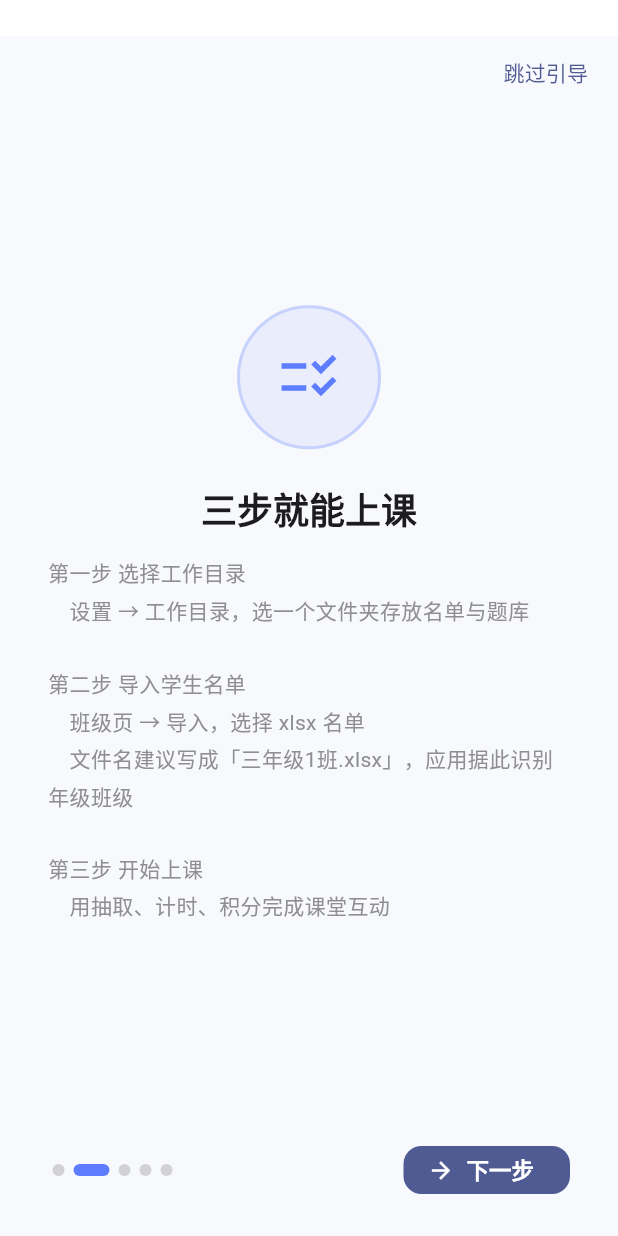
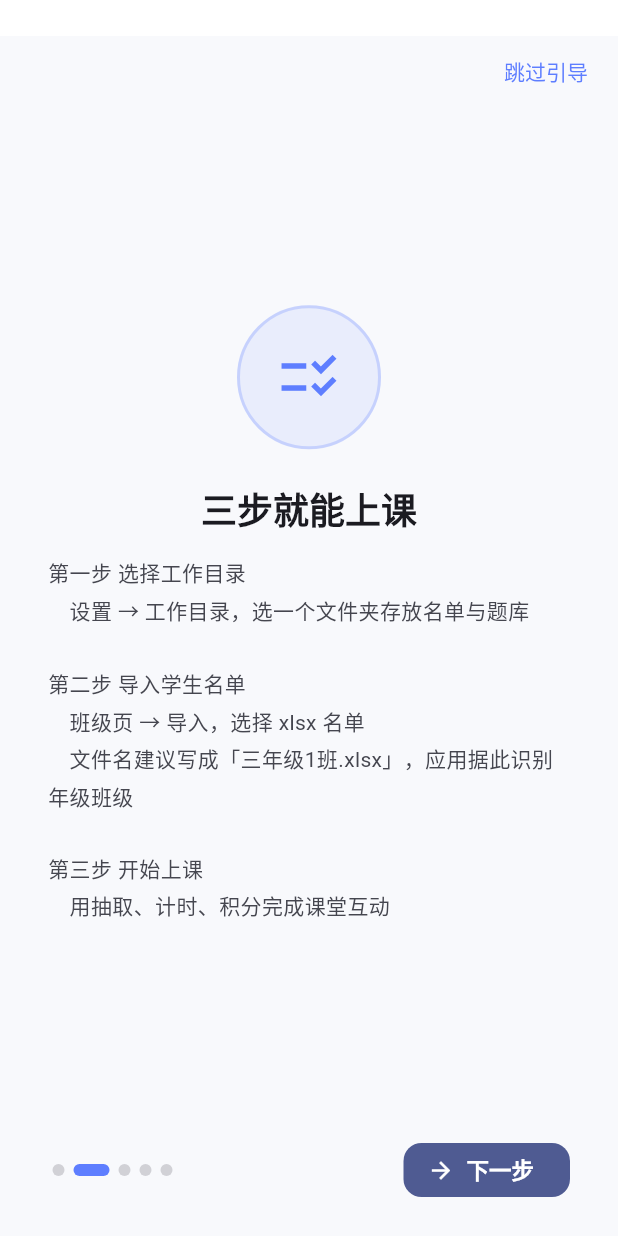
Before and after one commit to ZhuoMoStudio/Smart-classroom, a Flutter app: the screen it shows after launch, swiped to page 2, on a phone screen of 412 x 824 dp. Run offline on Flutter 3.47's test engine with Material 3 defaults, Android fonts, the phone set to English and light mode, and no system bars; our stand-ins replace audioplayers, file_picker, flutter_riverpod, flutter_secure_storage, package_info_plus, shared_preferences; missing offline and left inert: excel, pdfrx, webdav_plus; accounts and stored records are empty; generated files the repository leaves out were written again.

Commit message:
feat(settings): 设置持久化 + 深色模式与主题统一
- SettingsState 增加 toJson/fromJson，SettingsNotifier 落盘到 shared_preferences
- 启动时把音效/触感开关同步给 AudioEngine
- 首页/引导页背景与次要文字改为跟随 colorScheme，修复深色模式下的反差
- 主题补齐按钮/开关/列表/提示/进度条样式，圆角统一 AppRadius
- 新增设置序列化与容错测试

```diff
--- a/lib/app.dart
+++ b/lib/app.dart
@@ -5,6 +5,7 @@ import 'package:flutter/services.dart';
 import 'package:url_launcher/url_launcher.dart';
 import 'providers/settings_provider.dart';
 import 'services/app_log.dart';
+import 'services/audio_engine.dart';
 import 'services/storage_service.dart';
 import 'services/update_service.dart';
 import 'services/workspace_service.dart';
@@ -90,6 +91,12 @@ class _AppBootstrapState extends ConsumerState<_AppBootstrap> {
   @override
   void initState() {
     super.initState();
+    // 设置里保存的音效/触感开关要在启动时真正生效：
+    // AudioEngine 是单例，默认全开，不主动同步的话「上次关掉音效」会在重启后失效。
+    final s = ref.read(settingsProvider);
+    AudioEngine()
+      ..setSoundEnabled(s.soundEnabled)
+      ..setHapticEnabled(s.hapticFeedback);
     _checkOnboarding();
   }
 
--- a/lib/providers/settings_provider.dart
+++ b/lib/providers/settings_provider.dart
@@ -1,5 +1,16 @@
+import 'dart:convert';
+
+import 'package:flutter/foundation.dart';
 import 'package:flutter_riverpod/flutter_riverpod.dart';
 
+import '../services/storage_service.dart';
+
+/// 应用设置。
+///
+/// 这些值**必须持久化**：老师花时间配好的 WebDAV 地址、账号、同步策略，
+/// 以及深色模式、音效开关，如果每次启动都回到默认值，等于每次开机都要重配。
+/// 早期版本只把状态放在内存里（`update()` 直接 `state = ...`），
+/// 密码进了 Keystore 而账号根本没落盘 —— 重启后云同步必然「未配置」。
 class SettingsState {
   final String localeTag;
   final bool is24Hour, isDarkMode, soundEnabled, hapticFeedback, autoSync, autoSave;
@@ -84,14 +95,103 @@ class SettingsState {
     usbDataPath: usbDataPath ?? this.usbDataPath,
     downloadSource: downloadSource ?? this.downloadSource,
   );
+
+  Map<String, dynamic> toJson() => <String, dynamic>{
+        'localeTag': localeTag,
+        'is24Hour': is24Hour,
+        'isDarkMode': isDarkMode,
+        'soundEnabled': soundEnabled,
+        'hapticFeedback': hapticFeedback,
+        'autoSync': autoSync,
+        'autoSave': autoSave,
+        'wallpaperSource': wallpaperSource,
+        'wallpaperUrl': wallpaperUrl,
+        'wallpaperInterval': wallpaperInterval,
+        'layoutMode': layoutMode,
+        'timerPresets': timerPresets,
+        'cloudServiceType': cloudServiceType,
+        'webdavUrl': webdavUrl,
+        'webdavUsername': webdavUsername,
+        'remoteFolder': remoteFolder,
+        'autoSyncInterval': autoSyncInterval,
+        'syncStrategy': syncStrategy,
+        'conflictStrategy': conflictStrategy,
+        'autoSaveInterval': autoSaveInterval,
+        'usbDataPath': usbDataPath,
+        'downloadSource': downloadSource,
+      };
+
+  /// 容错解析：字段缺失/类型不对时回退到默认值，绝不因为一条坏数据就崩溃。
+  factory SettingsState.fromJson(Map<String, dynamic> j) {
+    T pick<T>(String key, T fallback) {
+      final v = j[key];
+      return v is T ? v : fallback;
+    }
+
+    const d = SettingsState();
+    return SettingsState(
+      localeTag: pick('localeTag', d.localeTag),
+      is24Hour: pick('is24Hour', d.is24Hour),
+      isDarkMode: pick('isDarkMode', d.isDarkMode),
+      soundEnabled: pick('soundEnabled', d.soundEnabled),
+      hapticFeedback: pick('hapticFeedback', d.hapticFeedback),
+      autoSync: pick('autoSync', d.autoSync),
+      autoSave: pick('autoSave', d.autoSave),
+      wallpaperSource: pick('wallpaperSource', d.wallpaperSource),
+      wallpaperUrl: pick('wallpaperUrl', d.wallpaperUrl),
+      wallpaperInterval: pick('wallpaperInterval', d.wallpaperInterval),
+      layoutMode: pick('layoutMode', d.layoutMode),
+      timerPresets: (j['timerPresets'] is List)
+          ? (j['timerPresets'] as List).whereType<int>().toList()
+          : d.timerPresets,
+      cloudServiceType: pick('cloudServiceType', d.cloudServiceType),
+      webdavUrl: pick('webdavUrl', d.webdavUrl),
+      webdavUsername: pick('webdavUsername', d.webdavUsername),
+      remoteFolder: pick('remoteFolder', d.remoteFolder),
+      autoSyncInterval: pick('autoSyncInterval', d.autoSyncInterval),
+      syncStrategy: pick('syncStrategy', d.syncStrategy),
+      conflictStrategy: pick('conflictStrategy', d.conflictStrategy),
+      autoSaveInterval: pick('autoSaveInterval', d.autoSaveInterval),
+      usbDataPath: pick('usbDataPath', d.usbDataPath),
+      downloadSource: pick('downloadSource', d.downloadSource),
+    );
+  }
 }
 
 class SettingsNotifier extends StateNotifier<SettingsState> {
-  SettingsNotifier([SettingsState? initial])
-    : super(initial ?? const SettingsState());
-  void update(SettingsState newState) => state = newState;
+  SettingsNotifier(this._storage) : super(_load(_storage));
+
+  static const String storageKey = 'settings_json';
+
+  final StorageService _storage;
+
+  static SettingsState _load(StorageService storage) {
+    final raw = storage.getString(storageKey);
+    if (raw.isEmpty) return const SettingsState();
+    try {
+      final decoded = jsonDecode(raw);
+      if (decoded is! Map<String, dynamic>) return const SettingsState();
+      return SettingsState.fromJson(decoded);
+    } catch (e) {
+      // 设置读不出来时用默认值继续，不能让应用起不来
+      debugPrint('读取设置失败，使用默认值：$e');
+      return const SettingsState();
+    }
+  }
+
+  void update(SettingsState newState) {
+    if (identical(newState, state)) return;
+    state = newState;
+    _persist();
+  }
+
+  void _persist() {
+    // 不做防抖：设置改动频率很低（点开关 / 输完地址），
+    // 而丢一次写入的代价是老师下次开机重新配置。
+    _storage.setString(storageKey, jsonEncode(state.toJson()));
+  }
 }
 
 final settingsProvider = StateNotifierProvider<SettingsNotifier, SettingsState>(
-  (ref) => SettingsNotifier(),
+  (ref) => SettingsNotifier(ref.read(storageServiceProvider)),
 );
--- a/lib/screens/onboarding_screen.dart
+++ b/lib/screens/onboarding_screen.dart
@@ -114,7 +114,7 @@ class _OnboardingScreenState extends ConsumerState<OnboardingScreen> {
   @override
   Widget build(BuildContext context) {
     return Scaffold(
-      backgroundColor: AppColors.background,
+      backgroundColor: Theme.of(context).scaffoldBackgroundColor,
       body: SafeArea(
         child: Column(
           children: [
@@ -201,14 +201,14 @@ class _OnboardingScreenState extends ConsumerState<OnboardingScreen> {
             Text(p.title,
               style: theme.textTheme.headlineSmall?.copyWith(
                 fontWeight: FontWeight.bold,
-                color: AppColors.textPrimary,
+                color: theme.colorScheme.onSurface,
               ),
               textAlign: TextAlign.center,
             ),
             const SizedBox(height: 14),
             Text(p.desc,
               style: theme.textTheme.bodyMedium?.copyWith(
-                color: AppColors.textSecondary,
+                color: theme.colorScheme.onSurfaceVariant,
                 height: 1.7,
               ),
               textAlign: TextAlign.left,
--- a/lib/theme/app_theme.dart
+++ b/lib/theme/app_theme.dart
@@ -1,17 +1,29 @@
 import 'package:flutter/material.dart';
+
 import 'design_tokens.dart';
 
 /// iOS 苹果透明磨砂玻璃拟态主题 — v1.30 深色模式适配
+///
+/// 这里只放**全局**样式：颜色、圆角、组件默认值。
+/// 页面里不要再散落 `Colors.white` / `AppColors.textSecondary` 这类
+/// 只对浅色成立的常量 —— 深色模式下它们会变成「黑字黑底」。
 class AppTheme {
   static ThemeData _base(Brightness brightness) {
     final isDark = brightness == Brightness.dark;
     final bg = isDark ? AppColors.darkBackground : AppColors.background;
-    final frostCard =
-        isDark ? AppColors.darkFrostCard : AppColors.frostCard;
+    final frostCard = isDark ? AppColors.darkFrostCard : AppColors.frostCard;
     final frostPopup =
         isDark ? AppColors.darkFrostPopup : AppColors.frostPopup;
-    final frostBar =
-        isDark ? AppColors.darkFrostBar : AppColors.frostBar;
+    final frostBar = isDark ? AppColors.darkFrostBar : AppColors.frostBar;
+
+    // 浅色/深色各自的主次文字色。页面里的次要文字一律取 colorScheme，
+    // 不要直接取 AppColors.textSecondary（那只是浅色主题的值）。
+    final onSurface =
+        isDark ? AppColors.darkTextPrimary : AppColors.textPrimary;
+    final onSurfaceVariant =
+        isDark ? AppColors.darkTextSecondary : AppColors.neutral600;
+    final tertiary =
+        isDark ? AppColors.darkTextTertiary : AppColors.neutral400;
 
     final cs = ColorScheme.fromSeed(
       seedColor: AppColors.brandPrimary,
@@ -19,11 +31,21 @@ class AppTheme {
       surface: bg,
     );
 
+    // 文字层级跟随亮度：默认的 body/display 颜色在深色下由 colorScheme 决定，
+    // 这里再 apply 一次，是为了让直接使用 textTheme 的地方也拿到正确颜色。
+    final base = ThemeData(brightness: brightness, useMaterial3: true);
+    final textTheme = base.textTheme.apply(
+      bodyColor: onSurface,
+      displayColor: onSurface,
+    );
+
     return ThemeData(
       useMaterial3: true,
       colorScheme: cs,
       scaffoldBackgroundColor: bg,
+      textTheme: textTheme,
       visualDensity: VisualDensity.compact,
+      iconTheme: IconThemeData(color: onSurface, size: 22),
       cardTheme: CardThemeData(
         elevation: 0,
         color: frostCard,
@@ -38,49 +60,114 @@ class AppTheme {
         fillColor: isDark
             ? AppColors.darkSurface.withValues(alpha: 0.7)
             : const Color(0xB3F2F2F7),
+        hintStyle: TextStyle(color: tertiary, fontSize: 14),
+        labelStyle: TextStyle(color: onSurfaceVariant, fontSize: 14),
         border: OutlineInputBorder(
-            borderRadius: BorderRadius.circular(12),
+            borderRadius: BorderRadius.circular(AppRadius.md),
             borderSide: BorderSide.none),
         enabledBorder: OutlineInputBorder(
-            borderRadius: BorderRadius.circular(12),
+            borderRadius: BorderRadius.circular(AppRadius.md),
             borderSide: BorderSide.none),
         focusedBorder: OutlineInputBorder(
-            borderRadius: BorderRadius.circular(12),
+            borderRadius: BorderRadius.circular(AppRadius.md),
             borderSide:
                 const BorderSide(color: AppColors.brandPrimary, width: 1.5)),
+        errorBorder: OutlineInputBorder(
+            borderRadius: BorderRadius.circular(AppRadius.md),
+            borderSide: const BorderSide(color: AppColors.error, width: 1)),
         contentPadding:
             const EdgeInsets.symmetric(horizontal: 16, vertical: 12),
       ),
       filledButtonTheme: FilledButtonThemeData(
         style: FilledButton.styleFrom(
-          shape: RoundedRectangleBorder(
-              borderRadius: BorderRadius.circular(12)),
+          shape: RoundedRectangleBorder(borderRadius: AppRadius.button),
           elevation: 0,
+          minimumSize: const Size(64, 44),
           textStyle:
               const TextStyle(fontSize: 15, fontWeight: FontWeight.w600),
         ),
       ),
+      textButtonTheme: TextButtonThemeData(
+        style: TextButton.styleFrom(
+          foregroundColor: AppColors.brandPrimary,
+          minimumSize: const Size(56, 40),
+          padding: const EdgeInsets.symmetric(horizontal: 12),
+          shape: RoundedRectangleBorder(borderRadius: AppRadius.button),
+          textStyle: const TextStyle(fontSize: 14, fontWeight: FontWeight.w500),
+        ),
+      ),
+      outlinedButtonTheme: OutlinedButtonThemeData(
+        style: OutlinedButton.styleFrom(
+          foregroundColor: AppColors.brandPrimary,
+          minimumSize: const Size(64, 44),
+          side: BorderSide(color: AppColors.brandPrimary.withValues(alpha: 0.4)),
+          shape: RoundedRectangleBorder(borderRadius: AppRadius.button),
+          textStyle: const TextStyle(fontSize: 14, fontWeight: FontWeight.w500),
+        ),
+      ),
+      iconButtonTheme: IconButtonThemeData(
+        style: IconButton.styleFrom(
+          minimumSize: const Size(44, 44),
+          foregroundColor: onSurfaceVariant,
+          shape: RoundedRectangleBorder(borderRadius: BorderRadius.circular(10)),
+        ),
+      ),
+      switchTheme: SwitchThemeData(
+        thumbColor: WidgetStateProperty.resolveWith((s) {
+          if (s.contains(WidgetState.selected)) return Colors.white;
+          return isDark ? AppColors.darkSurfaceDim : Colors.white;
+        }),
+        trackColor: WidgetStateProperty.resolveWith((s) {
+          if (s.contains(WidgetState.selected)) return AppColors.brandPrimary;
+          return isDark ? AppColors.neutral700 : AppColors.neutral300;
+        }),
+        trackOutlineColor: WidgetStateProperty.all(Colors.transparent),
+      ),
+      listTileTheme: ListTileThemeData(
+        iconColor: onSurfaceVariant,
+        textColor: onSurface,
+        shape: RoundedRectangleBorder(borderRadius: AppRadius.button),
+      ),
+      tooltipTheme: TooltipThemeData(
+        waitDuration: const Duration(milliseconds: 500),
+        decoration: BoxDecoration(
+          color: isDark
+              ? AppColors.darkSurfaceDim.withValues(alpha: 0.96)
+              : AppColors.neutral700.withValues(alpha: 0.96),
+          borderRadius: BorderRadius.circular(AppRadius.sm),
+        ),
+        textStyle: const TextStyle(fontSize: 12, color: Colors.white),
+      ),
+      snackBarTheme: SnackBarThemeData(
+        behavior: SnackBarBehavior.floating,
+        backgroundColor:
+            isDark ? AppColors.darkSurfaceDim : AppColors.neutral700,
+        contentTextStyle: const TextStyle(fontSize: 13, color: Colors.white),
+        shape: RoundedRectangleBorder(borderRadius: AppRadius.button),
+        elevation: 0,
+      ),
+      progressIndicatorTheme: const ProgressIndicatorThemeData(
+        color: AppColors.brandPrimary,
+        linearTrackColor: Color(0x1A5E7EFF),
+      ),
       dialogTheme: DialogThemeData(
-        shape:
-            RoundedRectangleBorder(borderRadius: AppRadius.dialog),
+        shape: RoundedRectangleBorder(borderRadius: AppRadius.dialog),
         elevation: 0,
         backgroundColor: frostPopup,
       ),
       bottomSheetTheme: BottomSheetThemeData(
         shape: const RoundedRectangleBorder(
-            borderRadius:
-                BorderRadius.vertical(top: Radius.circular(28))),
+            borderRadius: BorderRadius.vertical(top: Radius.circular(28))),
         elevation: 0,
         modalBackgroundColor: frostPopup,
+        backgroundColor: frostPopup,
       ),
       appBarTheme: AppBarTheme(
         elevation: 0,
         scrolledUnderElevation: 0.5,
         centerTitle: true,
         backgroundColor: Colors.transparent,
-        foregroundColor: isDark
-            ? AppColors.darkTextPrimary
-            : AppColors.textPrimary,
+        foregroundColor: onSurface,
       ),
       navigationBarTheme: NavigationBarThemeData(
         elevation: 0,
@@ -93,22 +180,22 @@ class AppTheme {
                 fontWeight: FontWeight.w600,
                 color: AppColors.brandPrimary);
           }
-          return const TextStyle(
+          return TextStyle(
               fontSize: 10,
               fontWeight: FontWeight.w400,
-              color: AppColors.textSecondary);
+              color: onSurfaceVariant);
         }),
       ),
-      dividerTheme: const DividerThemeData(
-          space: 0, thickness: 0.5, color: Color(0x1A8E8E93)),
+      dividerTheme: DividerThemeData(
+          space: 0, thickness: 0.5, color: cs.outlineVariant.withValues(alpha: 0.5)),
       scrollbarTheme: ScrollbarThemeData(
         thickness: WidgetStateProperty.all(4.0),
         radius: const Radius.circular(2),
-        thumbColor: WidgetStateProperty.all(AppColors.textTertiary),
+        thumbColor: WidgetStateProperty.all(tertiary),
       ),
       popupMenuTheme: PopupMenuThemeData(
-        shape:
-            RoundedRectangleBorder(borderRadius: BorderRadius.circular(12)),
+        color: isDark ? AppColors.darkSurface : AppColors.surface,
+        shape: RoundedRectangleBorder(borderRadius: BorderRadius.circular(12)),
         elevation: 2,
       ),
     );
--- a/lib/widgets/workspace_picker_dialog.dart
+++ b/lib/widgets/workspace_picker_dialog.dart
@@ -78,7 +78,7 @@ class _WorkspacePickerDialogState extends ConsumerState<WorkspacePickerDialog>
                 '所有数据将以 xlsx 格式保存在工作目录中',
                 textAlign: TextAlign.center,
                 style: theme.textTheme.bodyMedium?.copyWith(
-                  color: AppColors.textSecondary,
+                  color: Theme.of(context).colorScheme.onSurfaceVariant,
                   height: 1.5,
                 ),
               ),
```
Also changed, not shown: lib/screens/home_screen.dart (+26 -6 lines), 2 other files.
